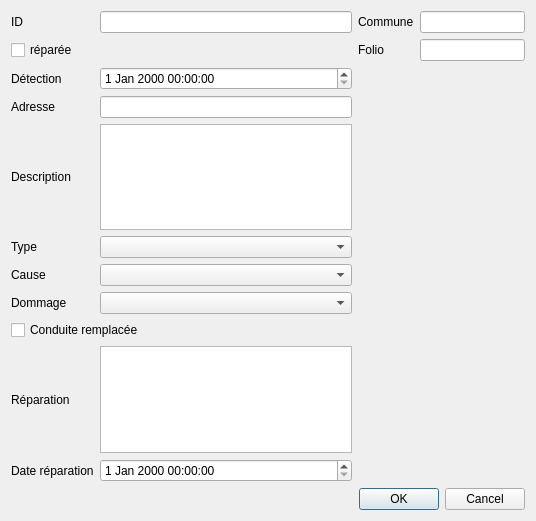
Before: the Qt Designer form qgis-project/ui_forms/leak.ui in qwat/QWAT, drawn with Qt 5.
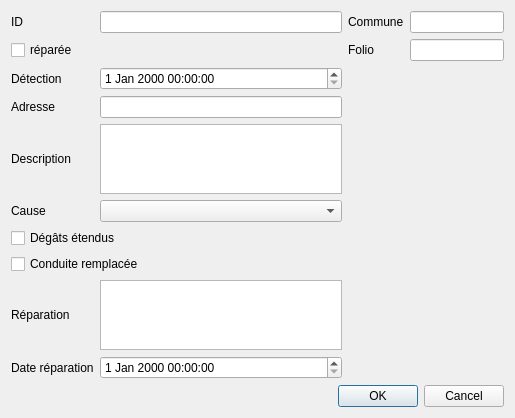
After: the same form once the commit is applied. Custom widgets are drawn as their Qt base class.

Commit message: simplfiy leaks, according to SSIGE statistics form

```diff
--- a/qgis-project/ui_forms/leak.ui
+++ b/qgis-project/ui_forms/leak.ui
@@ -6,52 +6,38 @@
    <rect>
     <x>0</x>
     <y>0</y>
-    <width>536</width>
-    <height>521</height>
+    <width>515</width>
+    <height>402</height>
    </rect>
   </property>
   <property name="windowTitle">
    <string>Fuite</string>
   </property>
   <layout class="QGridLayout" name="gridLayout">
-   <item row="9" column="0" colspan="2">
+   <item row="5" column="0">
+    <widget class="QLabel" name="label_9">
+     <property name="text">
+      <string>Description</string>
+     </property>
+    </widget>
+   </item>
+   <item row="0" column="2">
+    <widget class="QLabel" name="label_2">
+     <property name="text">
+      <string>Commune</string>
+     </property>
+    </widget>
+   </item>
+   <item row="0" column="1">
+    <widget class="QLineEdit" name="id"/>
+   </item>
+   <item row="8" column="0" colspan="2">
     <widget class="QCheckBox" name="pipe_replaced">
      <property name="text">
       <string>Conduite remplacée</string>
      </property>
     </widget>
    </item>
-   <item row="13" column="1" colspan="3">
-    <widget class="QDialogButtonBox" name="buttonBox">
-     <property name="orientation">
-      <enum>Qt::Horizontal</enum>
-     </property>
-     <property name="standardButtons">
-      <set>QDialogButtonBox::Cancel|QDialogButtonBox::Ok</set>
-     </property>
-    </widget>
-   </item>
-   <item row="6" column="0">
-    <widget class="QLabel" name="label_4">
-     <property name="text">
-      <string>Type</string>
-     </property>
-    </widget>
-   </item>
-   <item row="11" column="0">
-    <widget class="QLabel" name="label_11">
-     <property name="text">
-      <string>Date réparation</string>
-     </property>
-    </widget>
-   </item>
-   <item row="8" column="0">
-    <widget class="QLabel" name="label_6">
-     <property name="text">
-      <string>Dommage</string>
-     </property>
-    </widget>
-   </item>
    <item row="0" column="0">
     <widget class="QLabel" name="label">
      <property name="text">
@@ -59,29 +45,6 @@
      </property>
     </widget>
    </item>
-   <item row="7" column="1">
-    <widget class="QComboBox" name="fk_cause"/>
-   </item>
-   <item row="1" column="3">
-    <widget class="QLineEdit" name="_printmaps"/>
-   </item>
-   <item row="8" column="1">
-    <widget class="QComboBox" name="fk_damage"/>
-   </item>
-   <item row="4" column="0">
-    <widget class="QLabel" name="label_8">
-     <property name="text">
-      <string>Adresse</string>
-     </property>
-    </widget>
-   </item>
-   <item row="7" column="0">
-    <widget class="QLabel" name="label_5">
-     <property name="text">
-      <string>Cause</string>
-     </property>
-    </widget>
-   </item>
    <item row="1" column="2">
     <widget class="QLabel" name="label_3">
      <property name="text">
@@ -89,34 +52,57 @@
      </property>
     </widget>
    </item>
+   <item row="1" column="3">
+    <widget class="QLineEdit" name="_printmaps"/>
+   </item>
    <item row="5" column="1">
     <widget class="QPlainTextEdit" name="description"/>
    </item>
-   <item row="11" column="1">
+   <item row="6" column="0">
+    <widget class="QLabel" name="label_5">
+     <property name="text">
+      <string>Cause</string>
+     </property>
+    </widget>
+   </item>
+   <item row="10" column="1">
     <widget class="QgsDateTimeEdit" name="repair_date"/>
    </item>
+   <item row="12" column="1" colspan="3">
+    <widget class="QDialogButtonBox" name="buttonBox">
+     <property name="orientation">
+      <enum>Qt::Horizontal</enum>
+     </property>
+     <property name="standardButtons">
+      <set>QDialogButtonBox::Cancel|QDialogButtonBox::Ok</set>
+     </property>
+    </widget>
+   </item>
+   <item row="6" column="1">
+    <widget class="QComboBox" name="fk_cause"/>
+   </item>
    <item row="4" column="1">
     <widget class="QLineEdit" name="address"/>
    </item>
+   <item row="10" column="0">
+    <widget class="QLabel" name="label_11">
+     <property name="text">
+      <string>Date réparation</string>
+     </property>
+    </widget>
+   </item>
+   <item row="4" column="0">
+    <widget class="QLabel" name="label_8">
+     <property name="text">
+      <string>Adresse</string>
+     </property>
+    </widget>
+   </item>
    <item row="0" column="3">
     <widget class="QLineEdit" name="_district"/>
    </item>
-   <item row="0" column="1">
-    <widget class="QLineEdit" name="id"/>
-   </item>
-   <item row="5" column="0">
-    <widget class="QLabel" name="label_9">
-     <property name="text">
-      <string>Description</string>
-     </property>
-    </widget>
-   </item>
-   <item row="0" column="2">
-    <widget class="QLabel" name="label_2">
-     <property name="text">
-      <string>Commune</string>
-     </property>
-    </widget>
+   <item row="9" column="1">
+    <widget class="QPlainTextEdit" name="repair"/>
    </item>
    <item row="1" column="0" colspan="2">
     <widget class="QCheckBox" name="_repaired">
@@ -125,16 +111,6 @@
      </property>
     </widget>
    </item>
-   <item row="10" column="0">
-    <widget class="QLabel" name="label_10">
-     <property name="text">
-      <string>Réparation</string>
-     </property>
-    </widget>
-   </item>
-   <item row="10" column="1">
-    <widget class="QPlainTextEdit" name="repair"/>
-   </item>
    <item row="3" column="1">
     <widget class="QgsDateTimeEdit" name="detection_date">
      <property name="allowNull">
@@ -142,8 +118,12 @@
      </property>
     </widget>
    </item>
-   <item row="6" column="1">
-    <widget class="QComboBox" name="fk_type"/>
+   <item row="9" column="0">
+    <widget class="QLabel" name="label_10">
+     <property name="text">
+      <string>Réparation</string>
+     </property>
+    </widget>
    </item>
    <item row="3" column="0">
     <widget class="QLabel" name="label_7">
@@ -152,6 +132,13 @@
      </property>
     </widget>
    </item>
+   <item row="7" column="0" colspan="2">
+    <widget class="QCheckBox" name="widespread_damage">
+     <property name="text">
+      <string>Dégâts étendus</string>
+     </property>
+    </widget>
+   </item>
   </layout>
  </widget>
  <customwidgets>
```
